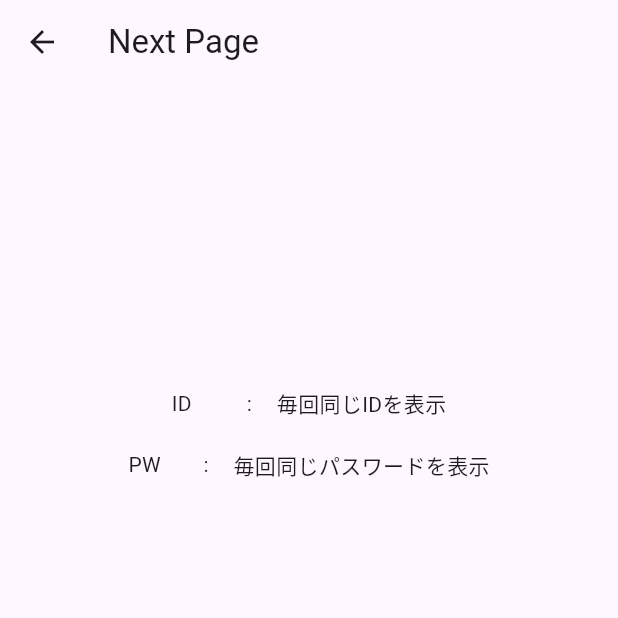
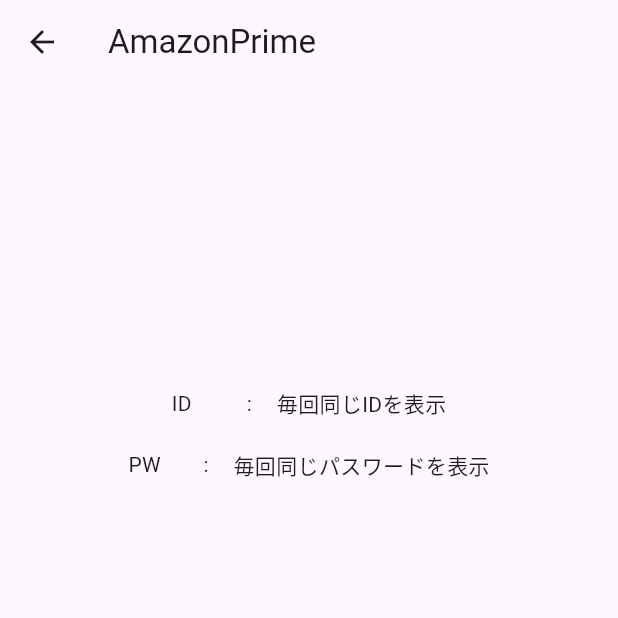
Before and after one commit to Hashimoto-Noriaki/Flutter-demo, a Flutter app: the screen it shows after launch, after a tap on "AmazonPrime", on a phone screen of 412 x 824 dp, the top half of it. Run offline on Flutter 3.47's test engine with Material 3 defaults, Android fonts, the phone set to English and light mode, and no system bars.

Commit message:
コンストラクターを使って遷移先のページに情報を渡す

```diff
--- a/lib/main.dart
+++ b/lib/main.dart
@@ -59,7 +59,7 @@ class _MyHomePageState extends State<MyHomePage> {
               ListTile(
                 onTap:(){
                   //画面遷移の処理を記述
-                  Navigator.push(context,MaterialPageRoute(builder:(context)=> NextPage()));
+                  Navigator.push(context,MaterialPageRoute(builder:(context)=> NextPage(titleList[i])));
                 },
                 leading: Icon(Icons.video_collection),  //leadingは左側に何かを表示したい時
                 title:Text(titleList[i]),
--- a/lib/next_page.dart
+++ b/lib/next_page.dart
@@ -1,6 +1,8 @@
 import 'package:flutter/material.dart';
 
 class NextPage extends StatefulWidget {
+  final String title;
+  NextPage(this.title);
   @override
   _NextPageState createState() => _NextPageState();
 }
@@ -10,7 +12,7 @@ class _NextPageState extends State<NextPage> {
   Widget build(BuildContext context) {
     return Scaffold(
       appBar: AppBar(
-        title: Text('Next Page'),
+        title: Text(widget.title),
       ),
       body: Center(
         child: Padding(
```
